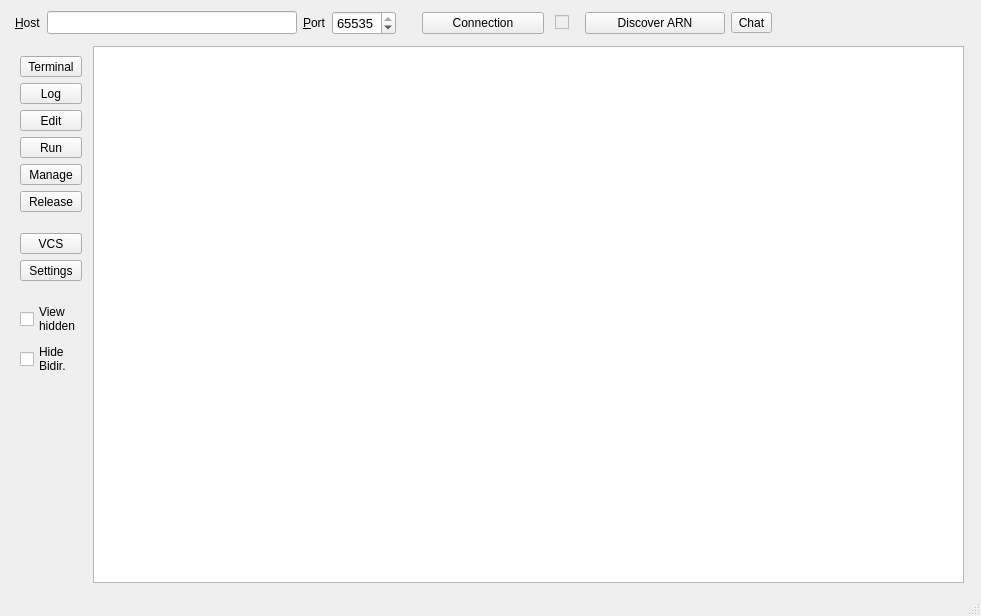
The window that src/MainWindow.ui (micwik/ArnBrowser) describes before a commit, drawn with Qt 5.
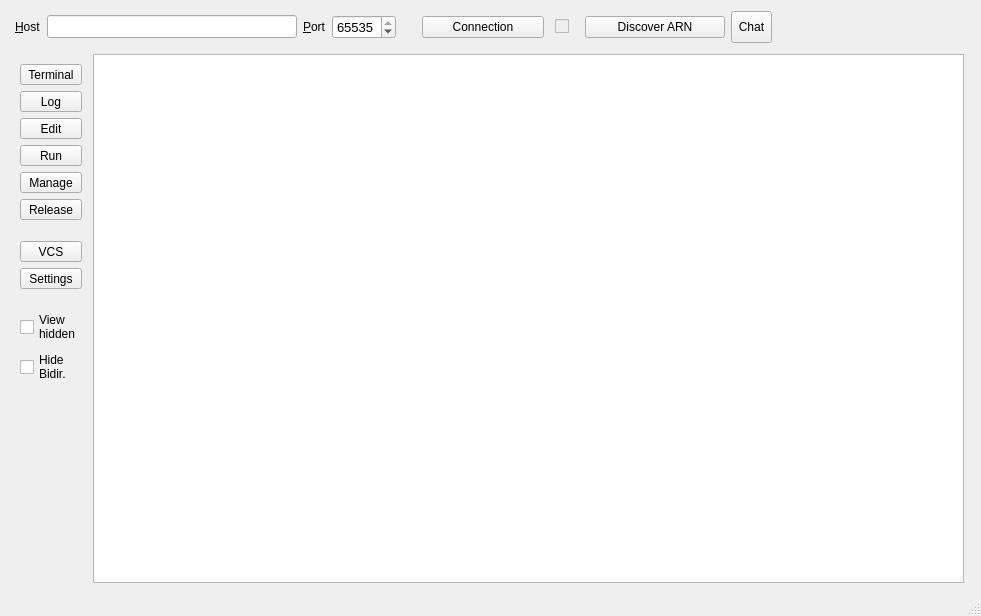
The same window after the commit. Icons and pictures are not drawn.

```diff
--- a/src/MainWindow.ui
+++ b/src/MainWindow.ui
@@ -292,6 +292,18 @@
       </item>
       <item>
        <widget class="QToolButton" name="chatButton">
+        <property name="sizePolicy">
+         <sizepolicy hsizetype="Minimum" vsizetype="Fixed">
+          <horstretch>0</horstretch>
+          <verstretch>0</verstretch>
+         </sizepolicy>
+        </property>
+        <property name="minimumSize">
+         <size>
+          <width>0</width>
+          <height>32</height>
+         </size>
+        </property>
         <property name="text">
          <string>Chat</string>
         </property>
```
